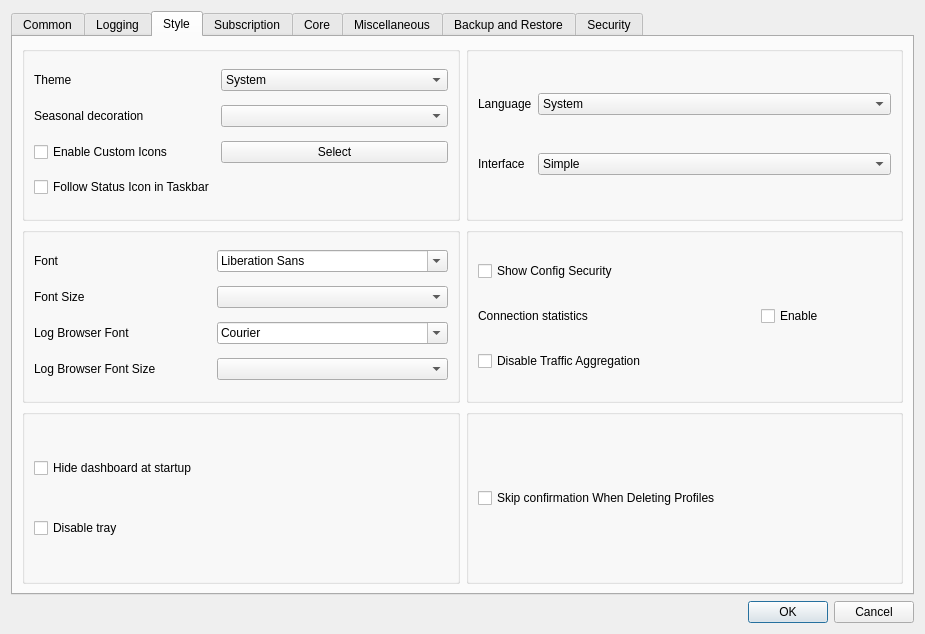
The window that include/ui/setting/dialog_basic_settings.ui (ttrroyy/Rawline) describes before a commit, drawn with Qt 5.
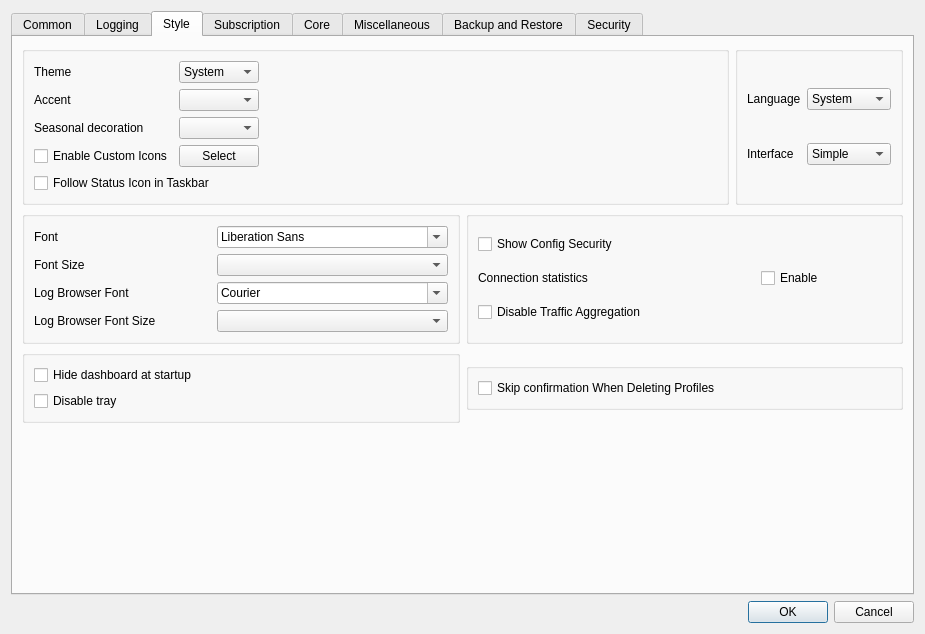
The same window after the commit. The open tabs and pages were chosen to show the change. Custom widgets are drawn as their Qt base class.

Commit message: Add Mikan accent colors and power-button motion.

What changed in the file:
```diff
--- a/include/ui/setting/dialog_basic_settings.ui
+++ b/include/ui/setting/dialog_basic_settings.ui
@@ -756,6 +756,19 @@
        <string>Style</string>
       </attribute>
       <layout class="QGridLayout" name="gridLayout_5">
+       <item row="4" column="0">
+        <spacer name="style_bottom_spacer">
+         <property name="orientation">
+          <enum>Qt::Orientation::Vertical</enum>
+         </property>
+         <property name="sizeHint" stdset="0">
+          <size>
+           <width>20</width>
+           <height>0</height>
+          </size>
+         </property>
+        </spacer>
+       </item>
        <item row="2" column="0">
         <layout class="QHBoxLayout" name="style_h_2">
          <item>
@@ -873,6 +886,12 @@
         <layout class="QHBoxLayout" name="style_h_3">
          <item>
           <widget class="QGroupBox" name="horizontalGroupBox_5">
+           <property name="sizePolicy">
+            <sizepolicy hsizetype="Preferred" vsizetype="Maximum">
+             <horstretch>0</horstretch>
+             <verstretch>0</verstretch>
+            </sizepolicy>
+           </property>
            <layout class="QVBoxLayout" name="verticalLayout_5">
             <item>
              <widget class="QCheckBox" name="start_minimal">
@@ -908,6 +927,12 @@
          </item>
          <item>
           <widget class="QGroupBox" name="groupBox_2">
+           <property name="sizePolicy">
+            <sizepolicy hsizetype="Preferred" vsizetype="Maximum">
+             <horstretch>0</horstretch>
+             <verstretch>0</verstretch>
+            </sizepolicy>
+           </property>
            <layout class="QHBoxLayout" name="horizontalLayout_23">
             <item>
              <widget class="QCheckBox" name="skip_delete_confirm">
@@ -948,7 +973,40 @@
               </item>
              </widget>
             </item>
-            <item row="2" column="1">
+            <item row="1" column="0">
+             <widget class="QLabel" name="label_accent">
+              <property name="sizePolicy">
+               <sizepolicy hsizetype="Maximum" vsizetype="Maximum">
+                <horstretch>0</horstretch>
+                <verstretch>0</verstretch>
+               </sizepolicy>
+              </property>
+              <property name="text">
+               <string>Accent</string>
+              </property>
+             </widget>
+            </item>
+            <item row="1" column="1">
+             <widget class="QComboBox" name="accent">
+              <property name="toolTip">
+               <string>Color of switches, links and highlights in the Mikan themes. Light themes use the deeper shade, dark themes the brighter one.</string>
+              </property>
+             </widget>
+            </item>
+            <item row="0" column="2">
+             <spacer name="theme_field_spacer">
+              <property name="orientation">
+               <enum>Qt::Orientation::Horizontal</enum>
+              </property>
+              <property name="sizeHint" stdset="0">
+               <size>
+                <width>0</width>
+                <height>20</height>
+               </size>
+              </property>
+             </spacer>
+            </item>
+            <item row="3" column="1">
              <widget class="QPushButton" name="select_custom_icon">
               <property name="uiLevel" stdset="0">
                <string notr="true">advanced</string>
@@ -958,7 +1016,7 @@
               </property>
              </widget>
             </item>
-            <item row="2" column="0">
+            <item row="3" column="0">
              <widget class="QCheckBox" name="enable_custom_icon">
               <property name="uiLevel" stdset="0">
                <string notr="true">advanced</string>
@@ -968,8 +1026,14 @@
               </property>
              </widget>
             </item>
-            <item row="3" column="0">
+            <item row="4" column="0" colspan="2">
              <widget class="QCheckBox" name="follow_status_in_taskbar">
+              <property name="sizePolicy">
+               <sizepolicy hsizetype="Ignored" vsizetype="Fixed">
+                <horstretch>0</horstretch>
+                <verstretch>0</verstretch>
+               </sizepolicy>
+              </property>
               <property name="uiLevel" stdset="0">
                <string notr="true">advanced</string>
               </property>
@@ -981,12 +1045,12 @@
               </property>
              </widget>
             </item>
-           <item row="1" column="0">
+           <item row="2" column="0">
  <widget class="QLabel" name="label_seasonal_decoration">
   <property name="text"><string>Seasonal decoration</string></property>
  </widget>
 </item>
-<item row="1" column="1">
+<item row="2" column="1">
  <widget class="QComboBox" name="seasonal_decoration"/>
 </item>
 </layout>
```
The commit also changes 8 other files.
